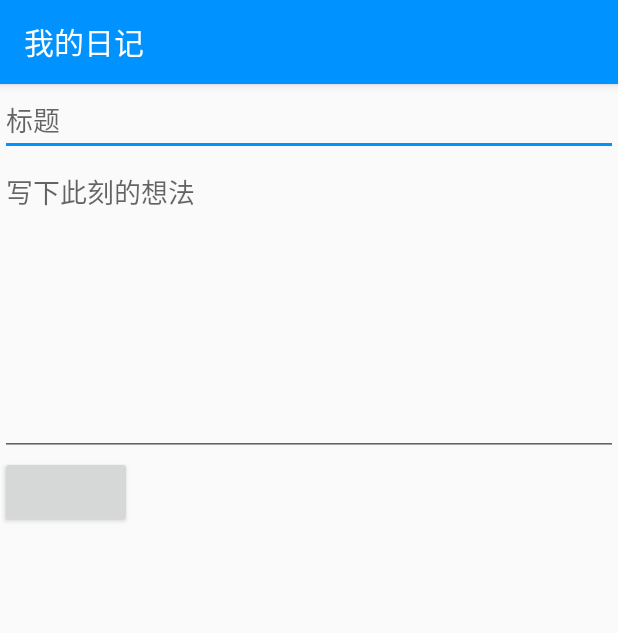
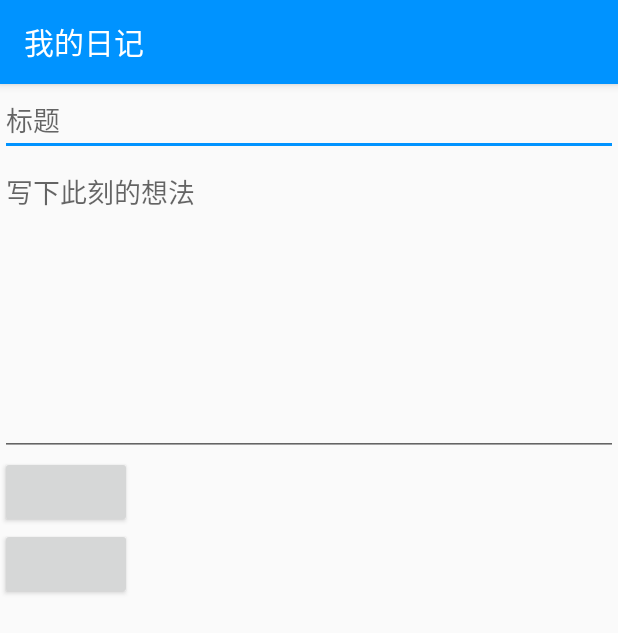
Before and after one commit to jiaoheyan/lovem, an Android app: the JiShiBenActivity screen opened directly, with no data from a screen before it, on a phone screen of 412 x 824 dp. Shown: the top 633 px of the screen. Run offline under Robolectric (Android 15) with nearby library versions, the phone set to English and light mode, and no system bars.

Commit message:
201803212210

```diff
--- a/app/src/main/res/layout/activity_jishiben.xml
+++ b/app/src/main/res/layout/activity_jishiben.xml
@@ -15,8 +15,14 @@
         android:layout_width="match_parent"
         android:hint="写下此刻的想法"
         android:layout_height="200dp" />
+
     <Button
         android:id="@+id/msgButton"
         android:layout_width="wrap_content"
         android:layout_height="wrap_content" />
+    <Button
+        android:id="@+id/msgButtons"
+        android:layout_width="wrap_content"
+        android:layout_height="wrap_content"
+        android:onClick="notificationAPI_16p"/>
 </LinearLayout>
```
Also changed, not shown: app/src/main/java/com/example/lovej/jlovem/JiShiBenActivity.java (+36 -0 lines).
